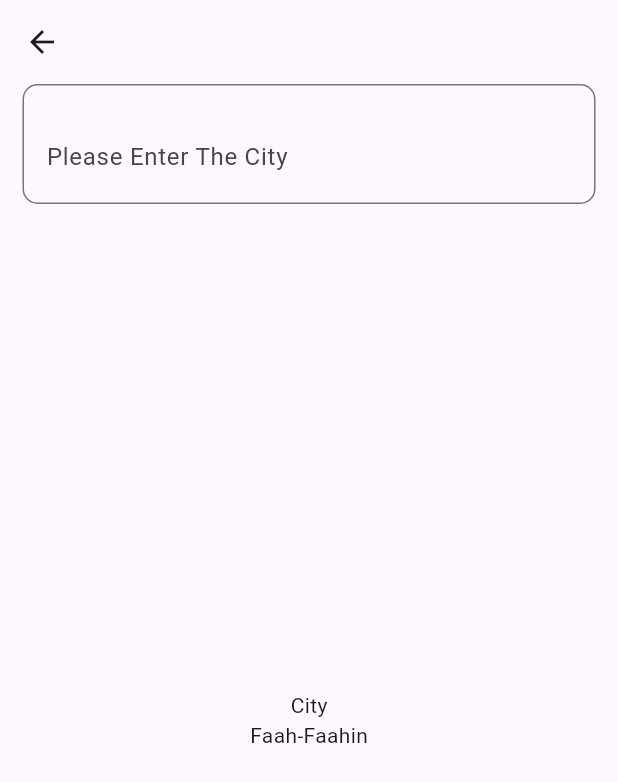
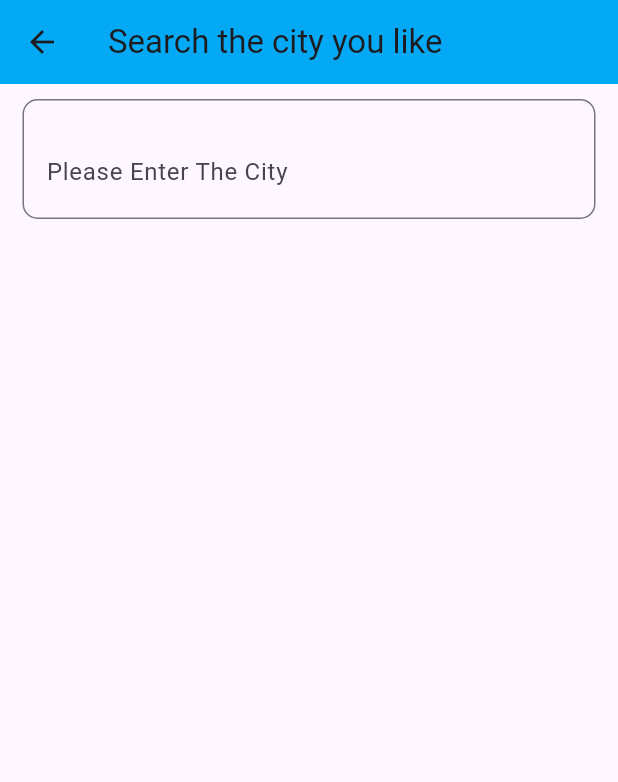
Before and after one commit to zakarieyusuf0/weather_app, a Flutter app: the SearchScreen screen opened by its route, on a phone screen of 412 x 824 dp. Shown: the top 782 px of the screen. Run offline on Flutter 3.47's test engine with Material 3 defaults, Android fonts, the phone set to English and light mode, and no system bars; our stand-ins replace weather.

```diff
--- a/lib/views/SearchScreen.dart
+++ b/lib/views/SearchScreen.dart
@@ -1,5 +1,6 @@
 // ignore_for_file: prefer_const_constructors, prefer_const_literals_to_create_immutables
 import 'package:flutter/material.dart';
+import 'package:weather/weather.dart';
 
 class SearchScreen extends StatefulWidget {
   const SearchScreen({super.key});
@@ -9,45 +10,76 @@ class SearchScreen extends StatefulWidget {
 }
 
 class _SearchScreenState extends State<SearchScreen> {
+  Weather? weather;
+  final openWeather = WeatherFactory('e772dea156dc6287189424005ac4cd55');
+  String cityname = '';
+  getweather() async {
+    try {
+      weather = await openWeather.currentWeatherByCityName(cityname);
+      setState(() {});
+    } catch (e) {
+      print('Enter Valid City $e ');
+    }
+  }
+
   @override
   Widget build(BuildContext context) {
     return Scaffold(
-      appBar: AppBar(),
+      appBar: AppBar(
+        backgroundColor: Colors.lightBlue,
+        title: Text('Search the city you like'),
+      ),
       body: Column(
         children: [
           Container(
             margin: EdgeInsets.symmetric(
               horizontal: 15,
+              vertical: 10,
             ),
             child: TextField(
+              onChanged: (value) {
+                setState(() {
+                  cityname = value;
+                });
+              },
               decoration: InputDecoration(
                 hintText: 'Please Enter The City',
-                suffix: IconButton(
-                  onPressed: () {},
-                  icon: Icon(
-                    Icons.cloud,
-                  ),
-                ),
                 border: OutlineInputBorder(
                   borderRadius: BorderRadius.circular(
                     10,
+                  ),
+                ),
+                suffix: IconButton(
+                  onPressed: () {
+                    getweather();
+                  },
+                  icon: Icon(
+                    Icons.search,
                   ),
                 ),
               ),
             ),
           ),
           Expanded(
-            child: Column(
+            child: weather != null
+                ? Column(
                     mainAxisAlignment: MainAxisAlignment.center,
                     children: [
                       Text(
-                  'City',
+                        '${weather!.temperature!.celsius!.round()} °C ',
+                        style: TextStyle(
+                          fontSize: 35,
+                        ),
                       ),
                       Text(
-                  'Faah-Faahin',
+                        '${weather!.weatherDescription}',
+                        style: TextStyle(
+                          fontSize: 35,
+                        ),
                       ),
                     ],
-            ),
+                  )
+                : SizedBox(),
           ),
         ],
       ),
```
Lines whose indentation alone changed are shown as unchanged.
